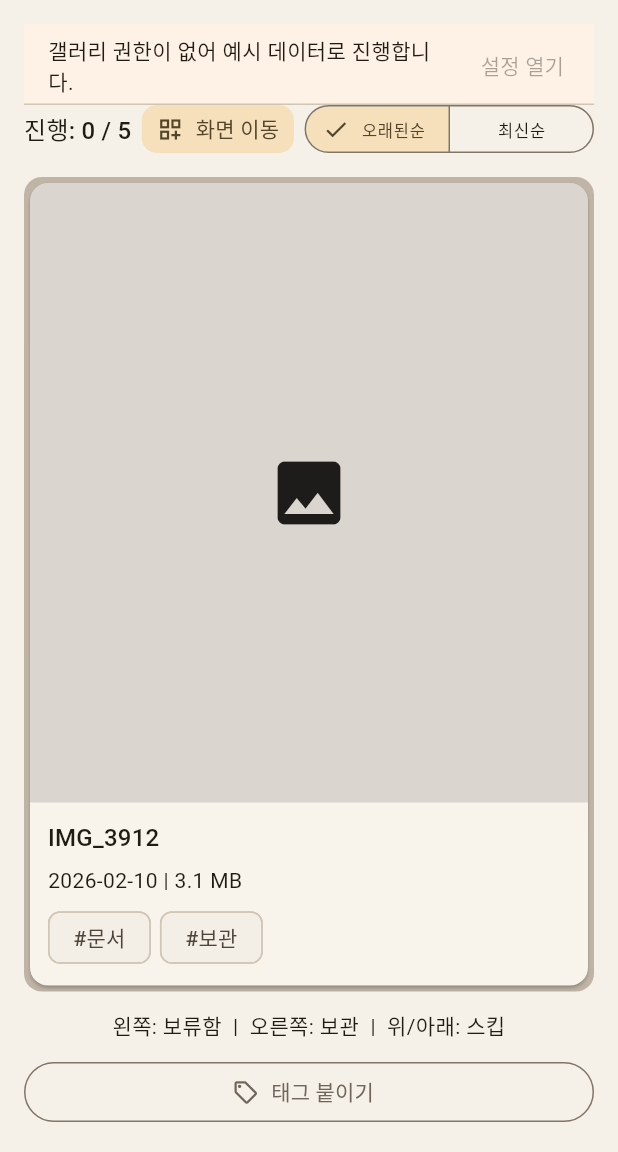
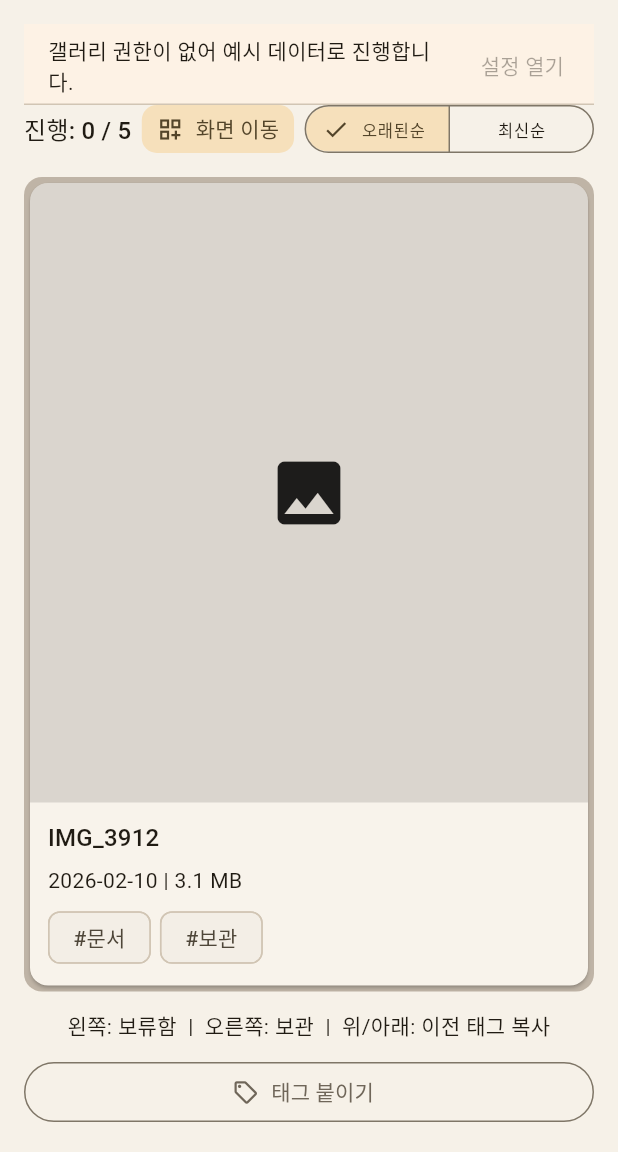
Before and after one commit to baak-jun/Nostalgia, a Flutter app: the screen it shows after launch, on a phone screen of 412 x 824 dp, the part 84-1236 px from its top. Run offline on Flutter 3.47's test engine with Material 3 defaults, Android fonts, the phone set to English and light mode, and no system bars; our stand-ins replace file_picker, native_exif, shared_preferences; missing offline and left inert: photo_manager.

Commit message:
feat(swipe): copy previous tags on vertical swipe up/down across local and cloud galleries

```diff
--- a/lib/features/home/presentation/widgets/swipe_classification_card.dart
+++ b/lib/features/home/presentation/widgets/swipe_classification_card.dart
@@ -68,7 +68,7 @@
           : _SwipeActionVisual.defer(widget.isColorBlindMode);
     }
 
-    return _SwipeActionVisual.skip();
+    return _SwipeActionVisual.copyTags();
   }
 
   void _handlePanEnd() {
@@ -194,10 +194,10 @@
                       child: Row(
                         mainAxisSize: MainAxisSize.min,
                         children: [
-                          Icon(Icons.fast_forward_outlined, color: Colors.white),
+                          Icon(Icons.copy_all_rounded, color: Colors.white),
                           SizedBox(width: 8),
                           Text(
-                            '아래로 스킵',
+                            '동일 태그 복사',
                             style: TextStyle(color: Colors.white, fontWeight: FontWeight.bold),
                           ),
                         ],
@@ -214,10 +214,10 @@
                       child: Row(
                         mainAxisSize: MainAxisSize.min,
                         children: [
-                          Icon(Icons.fast_forward_outlined, color: Colors.white),
+                          Icon(Icons.copy_all_rounded, color: Colors.white),
                           SizedBox(width: 8),
                           Text(
-                            '위로 스킵',
+                            '동일 태그 복사',
                             style: TextStyle(color: Colors.white, fontWeight: FontWeight.bold),
                           ),
                         ],
@@ -321,11 +321,11 @@
     leadingIcon: false,
   );
 
-  factory _SwipeActionVisual.skip() => const _SwipeActionVisual(
-    backgroundColor: Color(0xFF6B6B6B),
+  factory _SwipeActionVisual.copyTags() => const _SwipeActionVisual(
+    backgroundColor: Color(0xFF673AB7),
     alignment: Alignment.center,
-    icon: Icons.fast_forward_outlined,
-    label: '\uC2A4\uD0B5',
+    icon: Icons.copy_all_rounded,
+    label: '동일 태그 복사',
     leadingIcon: true,
   );
 }
```
Also changed, not shown: lib/features/cloud/presentation/cloud_drive_screen.dart (+43 -11 lines), lib/features/home/presentation/home.screen.dart (+43 -4 lines).
